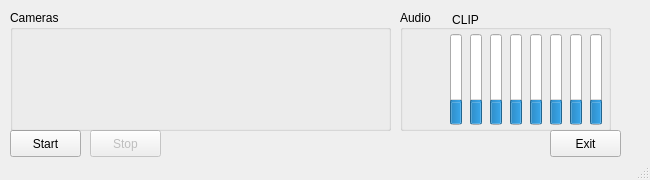
First picture: the form in src/maindialog.ui, repository Helsinki-VideoMEG-Project/VideoRecStation, before the edit.
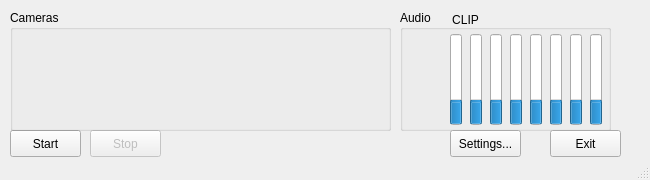
Second picture: the form after the edit.

Commit message:
Added dialog for editing some settings
image size/offset for each camera, etc.

What changed in the file:
```diff
--- a/src/maindialog.ui
+++ b/src/maindialog.ui
@@ -315,6 +315,19 @@
      </property>
     </layout>
    </widget>
+   <widget class="QPushButton" name="settingsButton">
+    <property name="geometry">
+     <rect>
+      <x>450</x>
+      <y>130</y>
+      <width>71</width>
+      <height>27</height>
+     </rect>
+    </property>
+    <property name="text">
+     <string>Settings...</string>
+    </property>
+   </widget>
   </widget>
   <widget class="QStatusBar" name="statusBar"/>
  </widget>
```
Left out of the diff: 19 changed lines with no effect on the pictures. The commit also changes 10 other files.
